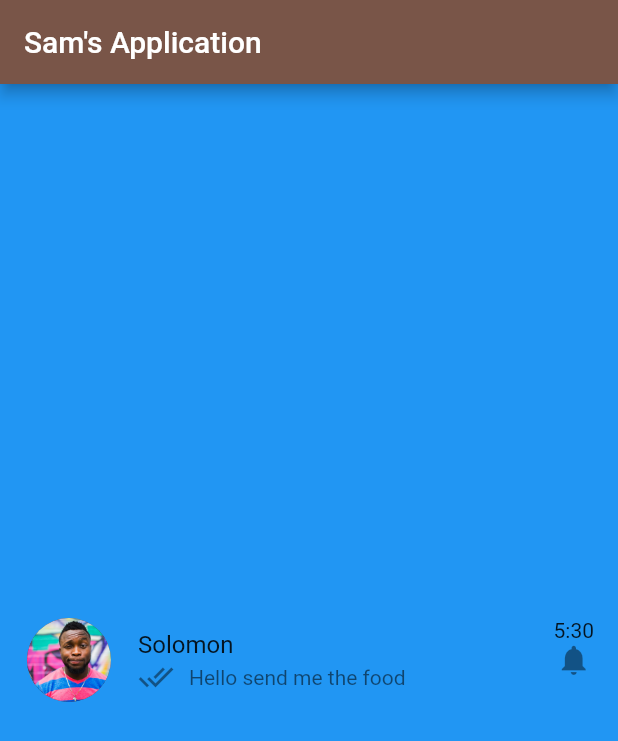
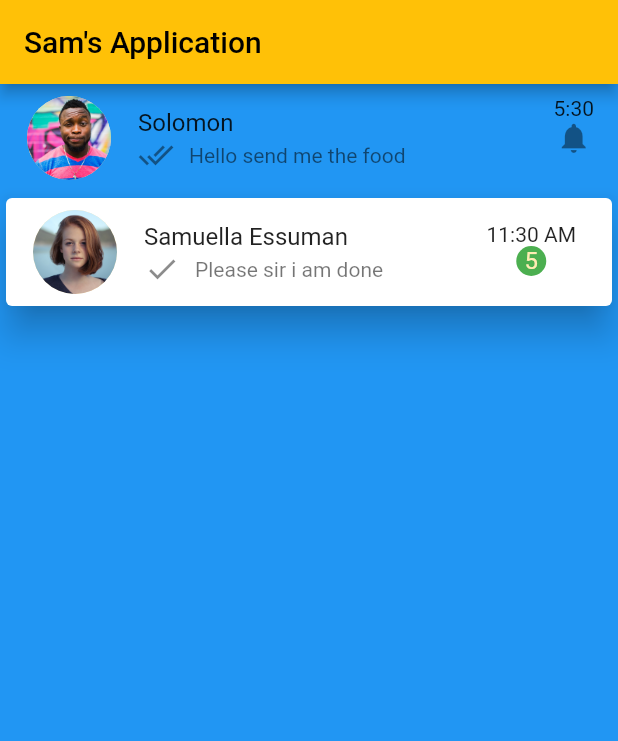
Before and after one commit to s-muel/first_flutter_app, a Flutter app: the screen it shows after launch, on a phone screen of 412 x 824 dp. Shown: the top 741 px of the screen. Run offline on Flutter 3.47's test engine with Material 2 defaults, Android fonts, the phone set to English and light mode, and no system bars; our stand-ins replace device_preview.

Commit message:
added a card

```diff
--- a/lib/main.dart
+++ b/lib/main.dart
@@ -23,9 +23,7 @@ class MyApp extends StatelessWidget {
   Widget build(BuildContext context) {
     return MaterialApp(
       title: 'Flutter Demo',
-      theme: ThemeData(
-        primarySwatch: Colors.brown,
-      ),
+      theme: ThemeData(primarySwatch: Colors.amber),
       home: const MyHomePage(),
     );
   }
@@ -46,8 +44,9 @@ class _MyHomePageState extends State<MyHomePage> {
       appBar: AppBar(
         title: const Text("Sam's Application"),
       ),
-      body: Center(
-          child: ListTile(
+      body: Column(
+        children: [
+          ListTile(
             leading: const CircleAvatar(
               radius: 30,
               backgroundImage: AssetImage("assets/images/profile.jpg"),
@@ -65,7 +64,71 @@ class _MyHomePageState extends State<MyHomePage> {
             trailing: Column(
               children: const [Text("5:30"), Icon(Icons.notifications)],
             ),
-      )),
+          ),
+          // this is my listTile
+          Card(
+            elevation: 10,
+            child: ListTile(
+              leading: const CircleAvatar(
+                radius: 30,
+                backgroundImage: AssetImage("assets/images/profile1.jpg"),
+              ),
+              title: const Text("Samuella Essuman"),
+              subtitle: Row(
+                children: const [
+                  Icon(Icons.done),
+                  SizedBox(
+                    width: 10,
+                  ),
+                  Text("Please sir i am done"),
+                ],
+              ),
+              trailing: Padding(
+                padding: const EdgeInsets.all(8.0),
+                child: Column(
+                  children: const [
+                    Text("11:30 AM"),
+                    CircleAvatar(
+                      radius: 10,
+                      child: Text("5"),
+                      backgroundColor: Colors.green,
+                    )
+                  ],
+                ),
+              ),
+            ),
+          ),
+        ],
+      ),
     );
   }
 }
+
+class NewHome extends StatelessWidget {
+  const NewHome({Key? key}) : super(key: key);
+
+  @override
+  Widget build(BuildContext context) {
+    return Scaffold(
+        appBar: AppBar(
+          title: const Text("My First App"),
+        ),
+        body: Column(
+          children: [
+            ListTile(
+              leading: CircleAvatar(
+                backgroundColor: Colors.black,
+              ),
+              title: Text("Samuel Essuma"),
+              subtitle: Row(
+                children: const [
+                  Icon(Icons.done_all),
+                  SizedBox(width: 10),
+                  Text("Hello Buddy ")
+                ],
+              ),
+            ),
+          ],
+        ));
+  }
+}
--- a/pubspec.yaml
+++ b/pubspec.yaml
@@ -61,7 +61,7 @@ flutter:
   # To add assets to your application, add an assets section, like this:
   assets:
     - assets/images/profile.jpg
-    # - images/a_dot_ham.jpeg
+    - assets/images/profile1.jpg
 
   # An image asset can refer to one or more resolution-specific "variants", see
   # https://flutter.dev/assets-and-images/#resolution-aware.
```
Lines whose indentation alone changed are shown as unchanged.
